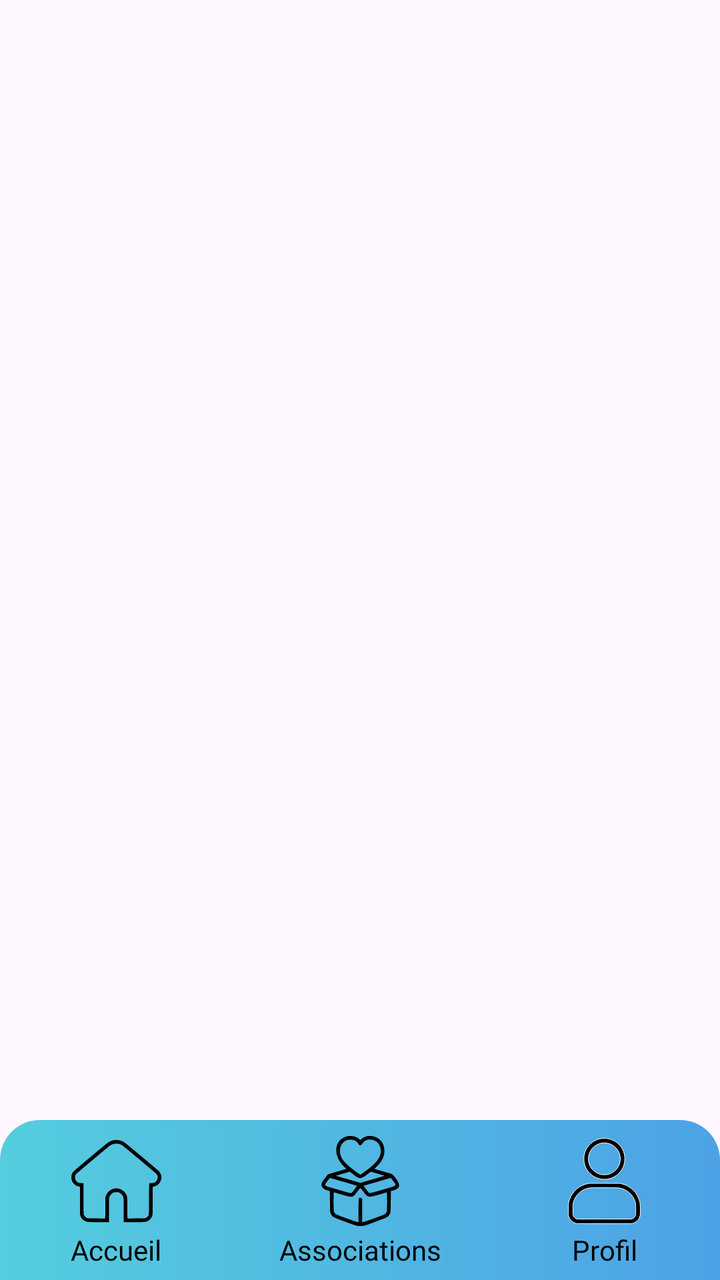
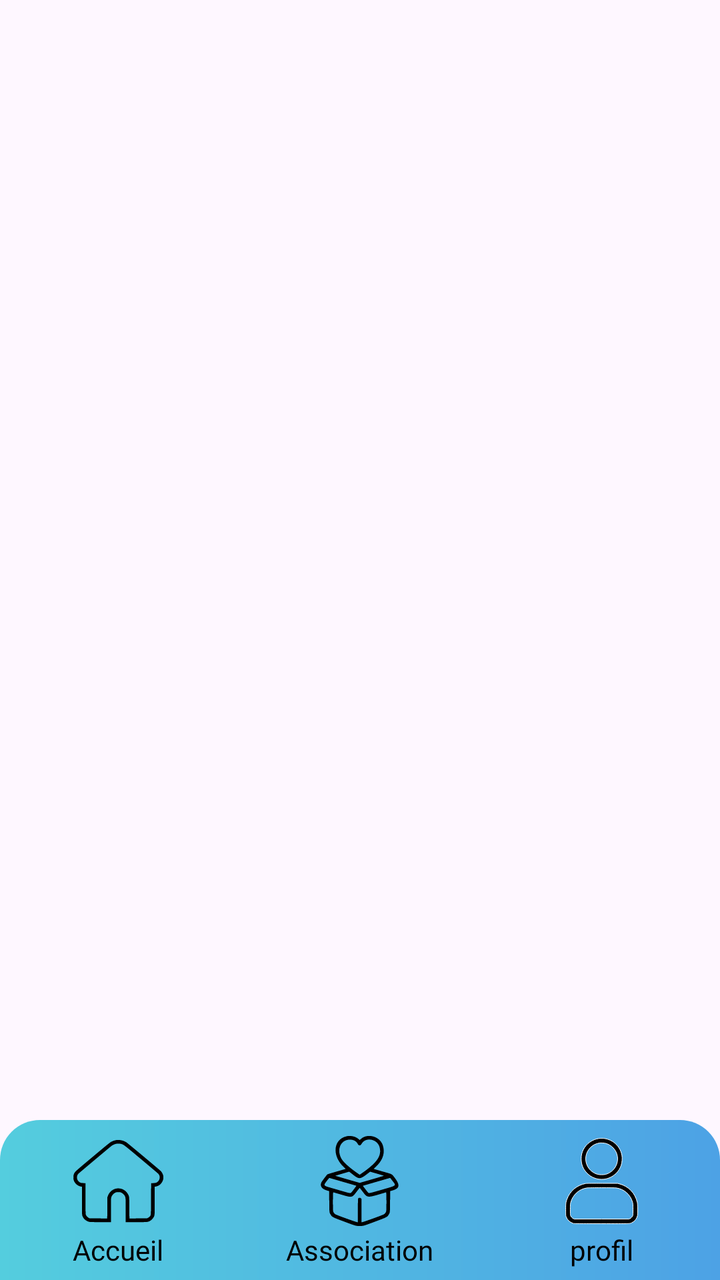

Compare the two renders of this Android layout. The source of the first and the diff that turns it into the second are given below.
<!-- AndroidManifest.xml: application theme Theme.NewAgapiVERSION311CLEAN -->
<!-- res/layout/bottom_nav.xml -->
<?xml version="1.0" encoding="utf-8"?>
<androidx.constraintlayout.widget.ConstraintLayout xmlns:android="http://schemas.android.com/apk/res/android"
    android:layout_width="match_parent"
    android:layout_height="match_parent"
    xmlns:app="http://schemas.android.com/apk/res-auto">

    <LinearLayout
        android:id="@+id/bottom_nav"
        android:layout_width="match_parent"
        android:layout_height="80dp"
        android:background="@drawable/background_menu_bottom_3buttons"
        android:orientation="horizontal"
        app:layout_constraintBottom_toBottomOf="parent"

        >

        <LinearLayout
            android:layout_width="wrap_content"
            android:layout_height="match_parent"
            android:layout_weight="1"
            android:gravity="center"
            android:orientation="vertical">

            <ImageButton
                android:id="@+id/buttonAcceuil"
                android:layout_width="match_parent"
                android:layout_height="50dp"
                android:backgroundTint="#00FFFFFF"
                android:contentDescription="home"
                android:textSize="14sp"
                app:srcCompat="@drawable/home" />

            <TextView
                android:id="@+id/textViewAccueil"
                android:layout_width="match_parent"
                android:layout_height="wrap_content"
                android:fontFamily="@font/poppins_extrabold"
                android:text="Accueil"
                android:textAlignment="center"
                android:textColor="@color/black"
                android:textSize="14sp" />
        </LinearLayout>


        <LinearLayout
            android:layout_width="wrap_content"
            android:layout_height="match_parent"
            android:layout_weight="1"
            android:gravity="center"
            android:orientation="vertical">

            <ImageButton
                android:id="@+id/buttonAsso"
                android:layout_width="match_parent"
                android:layout_height="50dp"
                android:backgroundTint="#00FFFFFF"
                android:contentDescription="association"
                android:textSize="14sp"
                app:srcCompat="@drawable/charity">

            </ImageButton>


            <TextView
                android:id="@+id/textViewAssociations"
                android:layout_width="match_parent"
                android:layout_height="wrap_content"
                android:fontFamily="@font/poppins_extrabold"
                android:text="Associations"
                android:textAlignment="center"
                android:textColor="@color/black"
                android:textSize="14sp" />
        </LinearLayout>


        <LinearLayout
            android:layout_width="wrap_content"
            android:layout_height="match_parent"
            android:layout_weight="1"
            android:gravity="center"
            android:orientation="vertical">

            <ImageButton
                android:id="@+id/buttonProfil"
                android:layout_width="match_parent"
                android:layout_height="50dp"
                android:backgroundTint="#00FFFFFF"
                android:contentDescription="profil"
                android:textSize="14sp"
                app:srcCompat="@drawable/profil_noir">
            </ImageButton>
            <TextView
                android:id="@+id/textViewProfil"
                android:layout_width="match_parent"
                android:layout_height="wrap_content"
                android:fontFamily="@font/poppins_extrabold"
                android:text="Profil"
                android:textAlignment="center"
                android:textColor="@color/black"
                android:textSize="14sp" />
        </LinearLayout>
    </LinearLayout>

</androidx.constraintlayout.widget.ConstraintLayout>
<!-- resources referenced by this layout -->
<resources>
  <color name="black">#FF000000</color>
  <!-- drawable background_menu_bottom_3buttons (drawable) -->
  <?xml version="1.0" encoding="utf-8"?>
  <shape xmlns:android="http://schemas.android.com/apk/res/android">
  
      <gradient
          android:angle="0"
          android:startColor="#54CDDE"
          android:endColor="#4DA2E5" />
  
      <corners
          android:topLeftRadius="20dp"
          android:topRightRadius="20dp"
          android:bottomLeftRadius="0dp"
          android:bottomRightRadius="0dp"/>
  
  </shape>
  <!-- drawable charity: vector/xml drawable (drawable, 2948 chars, omitted) -->
  <!-- drawable home: vector/xml drawable (drawable, 2404 chars, omitted) -->
  <!-- drawable profil_noir (drawable) -->
  <vector xmlns:android="http://schemas.android.com/apk/res/android"
      android:width="45dp"
      android:height="45dp"
      android:viewportWidth="512"
      android:viewportHeight="512">
    <path
        android:pathData="M240.5,14.13C203.73,18.72 168.98,43.48 151.91,77.23C143.13,94.58 139.74,109.1 139.7,129.5C139.63,161.43 149.85,187.27 171.48,209.88C185.1,224.11 199.04,233.34 216.05,239.41C230.74,244.65 240.58,246.36 256,246.36C271.42,246.36 281.26,244.65 295.95,239.41C328.2,227.9 355.21,200.49 366.3,168C372.32,150.37 374.22,127.4 371.1,110C360.04,48.29 302.88,6.34 240.5,14.13M244,39.58C221.36,43.63 204.1,52.64 189.87,67.84C164.09,95.37 157.87,135.09 174.05,168.94C185.72,193.34 207.07,210.94 233.8,218.2C244.79,221.18 267.21,221.18 278.2,218.2C304.93,210.94 326.28,193.34 337.95,168.94C354.13,135.09 347.91,95.37 322.13,67.84C310.29,55.19 295.81,46.55 278.5,41.78C271.71,39.91 249.93,38.53 244,39.58M164.5,270.44C114.68,279.65 75.5,312.74 58.59,359.89C52.07,378.07 51.55,382.4 51.53,419C51.5,451.44 51.57,452.71 53.81,459.19C59.81,476.54 73.83,490.08 92.72,496.77C97.12,498.33 109.93,498.48 252.73,498.75C423.34,499.07 415.21,499.33 428.25,492.97C444.34,485.13 455.68,470.83 459.53,453.51C461.85,443.1 461.16,389.39 458.57,378C446.39,324.58 409.36,286.15 356.64,272.24L346.5,269.57 259,269.36C190.93,269.19 169.95,269.43 164.5,270.44M174,295.12C130.05,300.15 92.11,333.21 80.19,376.88C77.62,386.31 77.57,387.12 77.53,418.5C77.5,449.98 77.54,450.57 79.79,454.8C83.33,461.42 88.62,466.67 94.84,469.72L100.5,472.5 256,472.5L411.5,472.5 417.16,469.72C423.38,466.67 428.67,461.42 432.21,454.8C434.46,450.57 434.5,449.98 434.47,418.5C434.43,387.12 434.38,386.31 431.81,376.88C419.7,332.54 382.01,300.13 336.67,295.07C325.17,293.79 185.27,293.83 174,295.12"
        android:fillColor="@color/black"
        android:fillType="evenOdd"
        android:strokeColor="#FFFFFF"/>
  </vector>
  <style name="Theme.NewAgapiVERSION311CLEAN" parent="Base.Theme.NewAgapiVERSION311CLEAN" />
  <style name="Base.Theme.NewAgapiVERSION311CLEAN" parent="Theme.Material3.DayNight.NoActionBar">
          
          
        
      </style>
</resources>

<!-- the commit's change to res/layout/bottom_nav.xml (unified diff, before → after) -->
@@ -9,6 +9,7 @@
         android:layout_width="match_parent"
         android:layout_height="80dp"
         android:background="@drawable/background_menu_bottom_3buttons"
+        android:baselineAligned="false"
         android:orientation="horizontal"
         app:layout_constraintBottom_toBottomOf="parent"
 
@@ -26,7 +27,7 @@
                 android:layout_width="match_parent"
                 android:layout_height="50dp"
                 android:backgroundTint="#00FFFFFF"
-                android:contentDescription="home"
+                android:contentDescription="@string/home_icon"
                 android:textSize="14sp"
                 app:srcCompat="@drawable/home" />
 
@@ -35,9 +36,9 @@
                 android:layout_width="match_parent"
                 android:layout_height="wrap_content"
                 android:fontFamily="@font/poppins_extrabold"
-                android:text="Accueil"
+                android:text="@string/accueil"
                 android:textAlignment="center"
-                android:textColor="@color/black"
+                android:textColor="@color/text_svg_main_color"
                 android:textSize="14sp" />
         </LinearLayout>
 
@@ -54,7 +55,7 @@
                 android:layout_width="match_parent"
                 android:layout_height="50dp"
                 android:backgroundTint="#00FFFFFF"
-                android:contentDescription="association"
+                android:contentDescription="@string/association_icon"
                 android:textSize="14sp"
                 app:srcCompat="@drawable/charity">
 
@@ -66,9 +67,9 @@
                 android:layout_width="match_parent"
                 android:layout_height="wrap_content"
                 android:fontFamily="@font/poppins_extrabold"
-                android:text="Associations"
+                android:text="@string/association"
                 android:textAlignment="center"
-                android:textColor="@color/black"
+                android:textColor="@color/text_svg_main_color"
                 android:textSize="14sp" />
         </LinearLayout>
 
@@ -85,7 +86,7 @@
                 android:layout_width="match_parent"
                 android:layout_height="50dp"
                 android:backgroundTint="#00FFFFFF"
-                android:contentDescription="profil"
+                android:contentDescription="@string/profil_icon"
                 android:textSize="14sp"
                 app:srcCompat="@drawable/profil_noir">
             </ImageButton>
@@ -94,9 +95,9 @@
                 android:layout_width="match_parent"
                 android:layout_height="wrap_content"
                 android:fontFamily="@font/poppins_extrabold"
-                android:text="Profil"
+                android:text="@string/profil"
                 android:textAlignment="center"
-                android:textColor="@color/black"
+                android:textColor="@color/text_svg_main_color"
                 android:textSize="14sp" />
         </LinearLayout>
     </LinearLayout>
<!-- resource entries referenced after the edit -->
@@ -1,6 +1,6 @@
 <!-- resources referenced by this layout -->
 <resources>
-  <color name="black">#FF000000</color>
+  <color name="text_svg_main_color">#FF000000</color>
   <!-- drawable background_menu_bottom_3buttons (drawable) -->
   <?xml version="1.0" encoding="utf-8"?>
   <shape xmlns:android="http://schemas.android.com/apk/res/android">
@@ -17,8 +17,8 @@
           android:bottomRightRadius="0dp"/>
   
   </shape>
-  <!-- drawable charity: vector/xml drawable (drawable, 2948 chars, omitted) -->
-  <!-- drawable home: vector/xml drawable (drawable, 2404 chars, omitted) -->
+  <!-- drawable charity: vector/xml drawable (drawable, 2962 chars, omitted) -->
+  <!-- drawable home: vector/xml drawable (drawable, 2418 chars, omitted) -->
   <!-- drawable profil_noir (drawable) -->
   <vector xmlns:android="http://schemas.android.com/apk/res/android"
       android:width="45dp"
@@ -27,10 +27,16 @@
       android:viewportHeight="512">
     <path
         android:pathData="M240.5,14.13C203.73,18.72 168.98,43.48 151.91,77.23C143.13,94.58 139.74,109.1 139.7,129.5C139.63,161.43 149.85,187.27 171.48,209.88C185.1,224.11 199.04,233.34 216.05,239.41C230.74,244.65 240.58,246.36 256,246.36C271.42,246.36 281.26,244.65 295.95,239.41C328.2,227.9 355.21,200.49 366.3,168C372.32,150.37 374.22,127.4 371.1,110C360.04,48.29 302.88,6.34 240.5,14.13M244,39.58C221.36,43.63 204.1,52.64 189.87,67.84C164.09,95.37 157.87,135.09 174.05,168.94C185.72,193.34 207.07,210.94 233.8,218.2C244.79,221.18 267.21,221.18 278.2,218.2C304.93,210.94 326.28,193.34 337.95,168.94C354.13,135.09 347.91,95.37 322.13,67.84C310.29,55.19 295.81,46.55 278.5,41.78C271.71,39.91 249.93,38.53 244,39.58M164.5,270.44C114.68,279.65 75.5,312.74 58.59,359.89C52.07,378.07 51.55,382.4 51.53,419C51.5,451.44 51.57,452.71 53.81,459.19C59.81,476.54 73.83,490.08 92.72,496.77C97.12,498.33 109.93,498.48 252.73,498.75C423.34,499.07 415.21,499.33 428.25,492.97C444.34,485.13 455.68,470.83 459.53,453.51C461.85,443.1 461.16,389.39 458.57,378C446.39,324.58 409.36,286.15 356.64,272.24L346.5,269.57 259,269.36C190.93,269.19 169.95,269.43 164.5,270.44M174,295.12C130.05,300.15 92.11,333.21 80.19,376.88C77.62,386.31 77.57,387.12 77.53,418.5C77.5,449.98 77.54,450.57 79.79,454.8C83.33,461.42 88.62,466.67 94.84,469.72L100.5,472.5 256,472.5L411.5,472.5 417.16,469.72C423.38,466.67 428.67,461.42 432.21,454.8C434.46,450.57 434.5,449.98 434.47,418.5C434.43,387.12 434.38,386.31 431.81,376.88C419.7,332.54 382.01,300.13 336.67,295.07C325.17,293.79 185.27,293.83 174,295.12"
-        android:fillColor="@color/black"
+        android:fillColor="@color/text_svg_main_color"
         android:fillType="evenOdd"
         android:strokeColor="#FFFFFF"/>
   </vector>
+  <string name="accueil">Accueil</string>
+  <string name="association">Association</string>
+  <string name="association_icon">association icon</string>
+  <string name="home_icon">Home Icon</string>
+  <string name="profil">profil</string>
+  <string name="profil_icon">profil icon</string>
   <style name="Theme.NewAgapiVERSION311CLEAN" parent="Base.Theme.NewAgapiVERSION311CLEAN" />
   <style name="Base.Theme.NewAgapiVERSION311CLEAN" parent="Theme.Material3.DayNight.NoActionBar">
           
